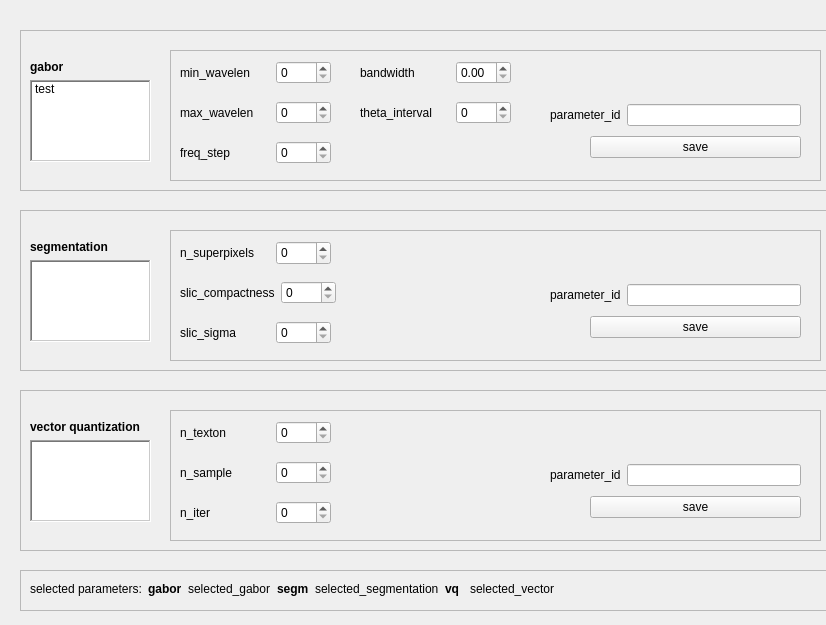
First picture: the form in visualization/param_settings_v2.ui, repository mistycheney/MouseBrainAtlas, before the edit.
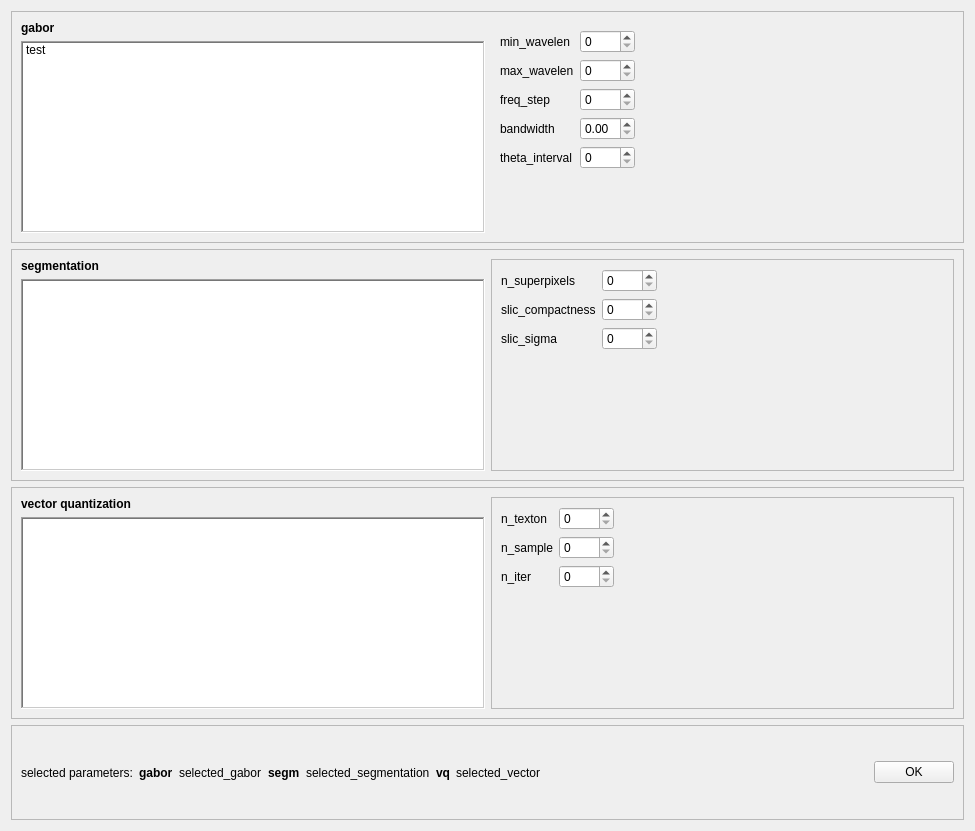
Second picture: the form after the edit.

Patch:
```diff
--- a/visualization/param_settings_v2.ui
+++ b/visualization/param_settings_v2.ui
@@ -6,8 +6,8 @@
    <rect>
     <x>0</x>
     <y>0</y>
-    <width>826</width>
-    <height>625</height>
+    <width>975</width>
+    <height>831</height>
    </rect>
   </property>
   <property name="font">
@@ -19,57 +19,77 @@
   <property name="windowTitle">
    <string>Parameter Set Settings</string>
   </property>
-  <widget class="QFrame" name="frame_2">
-   <property name="geometry">
-    <rect>
-     <x>20</x>
-     <y>30</y>
-     <width>811</width>
-     <height>161</height>
-    </rect>
-   </property>
+  <layout class="QVBoxLayout" name="verticalLayout">
+   <item>
+    <widget class="QFrame" name="gaborFrame">
    <property name="frameShape">
     <enum>QFrame::StyledPanel</enum>
    </property>
    <property name="frameShadow">
     <enum>QFrame::Raised</enum>
    </property>
-   <widget class="QFrame" name="frame">
-    <property name="geometry">
-     <rect>
-      <x>150</x>
-      <y>20</y>
-      <width>651</width>
-      <height>131</height>
-     </rect>
-    </property>
+     <layout class="QHBoxLayout" name="horizontalLayout_24">
+      <item>
+       <layout class="QVBoxLayout" name="gaborListLayout">
+        <item>
+         <widget class="QLabel" name="label">
+          <property name="font">
+           <font>
+            <weight>75</weight>
+            <bold>true</bold>
+           </font>
+          </property>
+          <property name="text">
+           <string>gabor</string>
+          </property>
+          <property name="textFormat">
+           <enum>Qt::AutoText</enum>
+          </property>
+         </widget>
+        </item>
+        <item>
+         <widget class="QListWidget" name="list_gabor">
+          <property name="sizePolicy">
+           <sizepolicy hsizetype="Preferred" vsizetype="Preferred">
+            <horstretch>0</horstretch>
+            <verstretch>0</verstretch>
+           </sizepolicy>
+          </property>
+          <property name="contextMenuPolicy">
+           <enum>Qt::DefaultContextMenu</enum>
+          </property>
     <property name="frameShape">
-     <enum>QFrame::StyledPanel</enum>
-    </property>
-    <property name="frameShadow">
-     <enum>QFrame::Raised</enum>
-    </property>
-    <property name="lineWidth">
-     <number>28</number>
-    </property>
-    <widget class="QWidget" name="layoutWidget">
-     <property name="geometry">
-      <rect>
-       <x>10</x>
-       <y>10</y>
-       <width>151</width>
-       <height>26</height>
-      </rect>
-     </property>
-     <layout class="QHBoxLayout" name="horizontalLayout_7">
+           <enum>QFrame::WinPanel</enum>
+          </property>
+          <property name="editTriggers">
+           <set>QAbstractItemView::SelectedClicked</set>
+          </property>
+          <property name="showDropIndicator" stdset="0">
+           <bool>false</bool>
+          </property>
+          <property name="selectionMode">
+           <enum>QAbstractItemView::SingleSelection</enum>
+          </property>
       <item>
+           <property name="text">
+            <string>test</string>
+           </property>
+          </item>
+         </widget>
+        </item>
+       </layout>
+      </item>
+      <item>
+       <widget class="QFrame" name="formFrame">
+        <layout class="QFormLayout" name="formLayout">
+         <item row="0" column="0">
        <widget class="QLabel" name="label_2">
         <property name="text">
          <string>min_wavelen</string>
         </property>
        </widget>
       </item>
-      <item>
+         <item row="0" column="1">
        <widget class="QSpinBox" name="spinBox_min_wavelen">
         <property name="maximumSize">
          <size>
@@ -82,122 +102,74 @@
         </property>
        </widget>
       </item>
-     </layout>
-    </widget>
-    <widget class="QWidget" name="layoutWidget">
-     <property name="geometry">
-      <rect>
-       <x>10</x>
-       <y>50</y>
-       <width>151</width>
-       <height>26</height>
-      </rect>
-     </property>
-     <layout class="QHBoxLayout" name="horizontalLayout_6">
-      <item>
+         <item row="1" column="0">
        <widget class="QLabel" name="label_3">
         <property name="text">
          <string>max_wavelen</string>
         </property>
        </widget>
       </item>
-      <item>
-       <widget class="QSpinBox" name="spinBox_max_wavelen">
-        <property name="maximumSize">
-         <size>
-          <width>55</width>
-          <height>16777215</height>
-         </size>
-        </property>
-        <property name="maximum">
-         <number>9999</number>
-        </property>
-       </widget>
-      </item>
-     </layout>
-    </widget>
-    <widget class="QWidget" name="layoutWidget">
-     <property name="geometry">
-      <rect>
-       <x>10</x>
-       <y>90</y>
-       <width>151</width>
-       <height>26</height>
-      </rect>
-     </property>
-     <layout class="QHBoxLayout" name="horizontalLayout_5">
-      <item>
+         <item row="2" column="0">
        <widget class="QLabel" name="label_4">
         <property name="text">
          <string>freq_step</string>
         </property>
        </widget>
       </item>
-      <item>
-       <widget class="QSpinBox" name="spinBox_freq_step">
-        <property name="maximumSize">
-         <size>
-          <width>55</width>
-          <height>16777215</height>
-         </size>
-        </property>
-        <property name="maximum">
-         <number>9999</number>
-        </property>
-       </widget>
-      </item>
-     </layout>
-    </widget>
-    <widget class="QWidget" name="layoutWidget">
-     <property name="geometry">
-      <rect>
-       <x>190</x>
-       <y>10</y>
-       <width>151</width>
-       <height>26</height>
-      </rect>
-     </property>
-     <layout class="QHBoxLayout" name="horizontalLayout_3">
-      <item>
+         <item row="3" column="0">
        <widget class="QLabel" name="label_6">
         <property name="text">
          <string>bandwidth</string>
         </property>
        </widget>
       </item>
-      <item>
-       <widget class="QDoubleSpinBox" name="spinBox_bandwidth">
-        <property name="maximumSize">
-         <size>
-          <width>55</width>
-          <height>16777215</height>
-         </size>
-        </property>
-        <property name="maximum">
-         <double>9999.989999999999782</double>
-        </property>
-       </widget>
-      </item>
-     </layout>
-    </widget>
-    <widget class="QWidget" name="layoutWidget">
-     <property name="geometry">
-      <rect>
-       <x>190</x>
-       <y>50</y>
-       <width>151</width>
-       <height>26</height>
-      </rect>
-     </property>
-     <layout class="QHBoxLayout" name="horizontalLayout_4">
-      <item>
+         <item row="4" column="0">
        <widget class="QLabel" name="label_5">
         <property name="text">
          <string>theta_interval</string>
         </property>
        </widget>
       </item>
-      <item>
+         <item row="1" column="1">
+          <widget class="QSpinBox" name="spinBox_max_wavelen">
+           <property name="maximumSize">
+            <size>
+             <width>55</width>
+             <height>16777215</height>
+            </size>
+           </property>
+           <property name="maximum">
+            <number>9999</number>
+           </property>
+          </widget>
+         </item>
+         <item row="2" column="1">
+          <widget class="QSpinBox" name="spinBox_freq_step">
+           <property name="maximumSize">
+            <size>
+             <width>55</width>
+             <height>16777215</height>
+            </size>
+           </property>
+           <property name="maximum">
+            <number>9999</number>
+           </property>
+          </widget>
+         </item>
+         <item row="3" column="1">
+          <widget class="QDoubleSpinBox" name="spinBox_bandwidth">
+           <property name="maximumSize">
+            <size>
+             <width>55</width>
+             <height>16777215</height>
+            </size>
+           </property>
+           <property name="maximum">
+            <double>9999.989999999999782</double>
+           </property>
+          </widget>
+         </item>
+         <item row="4" column="1">
        <widget class="QSpinBox" name="spinBox_theta_interval">
         <property name="maximumSize">
          <size>
@@ -212,72 +184,23 @@
       </item>
      </layout>
     </widget>
-    <widget class="QWidget" name="layoutWidget_2">
-     <property name="geometry">
-      <rect>
-       <x>380</x>
-       <y>50</y>
-       <width>251</width>
-       <height>63</height>
-      </rect>
-     </property>
-     <layout class="QVBoxLayout" name="verticalLayout_3">
-      <item>
-       <layout class="QHBoxLayout" name="horizontalLayout_9">
-        <item>
-         <widget class="QLabel" name="label_10">
-          <property name="text">
-           <string>parameter_id</string>
-          </property>
-         </widget>
-        </item>
-        <item>
-         <widget class="QLineEdit" name="name_gabor"/>
-        </item>
-       </layout>
+      </item>
+     </layout>
+    </widget>
       </item>
       <item>
-       <layout class="QHBoxLayout" name="horizontalLayout_10">
-        <item>
-         <spacer name="horizontalSpacer_2">
-          <property name="orientation">
-           <enum>Qt::Horizontal</enum>
-          </property>
-          <property name="sizeType">
-           <enum>QSizePolicy::Preferred</enum>
-          </property>
-          <property name="sizeHint" stdset="0">
-           <size>
-            <width>40</width>
-            <height>20</height>
-           </size>
-          </property>
-         </spacer>
-        </item>
+    <widget class="QFrame" name="segmFrame">
+     <property name="frameShape">
+      <enum>QFrame::StyledPanel</enum>
+     </property>
+     <property name="frameShadow">
+      <enum>QFrame::Raised</enum>
+     </property>
+     <layout class="QHBoxLayout" name="horizontalLayout_21">
         <item>
-         <widget class="QPushButton" name="save_gabor">
-          <property name="text">
-           <string>save</string>
-          </property>
-         </widget>
-        </item>
-       </layout>
-      </item>
-     </layout>
-    </widget>
-   </widget>
-   <widget class="QWidget" name="layoutWidget">
-    <property name="geometry">
-     <rect>
-      <x>10</x>
-      <y>30</y>
-      <width>121</width>
-      <height>102</height>
-     </rect>
-    </property>
-    <layout class="QVBoxLayout" name="verticalLayout_4">
+       <layout class="QVBoxLayout" name="segListLayout">
      <item>
-      <widget class="QLabel" name="label">
+         <widget class="QLabel" name="label_14">
        <property name="font">
         <font>
          <weight>75</weight>
@@ -285,7 +208,7 @@
         </font>
        </property>
        <property name="text">
-        <string>gabor</string>
+           <string>segmentation</string>
        </property>
        <property name="textFormat">
         <enum>Qt::AutoText</enum>
@@ -293,9 +216,12 @@
       </widget>
      </item>
      <item>
-      <widget class="QListWidget" name="list_gabor">
-       <property name="contextMenuPolicy">
-        <enum>Qt::DefaultContextMenu</enum>
+         <widget class="QListWidget" name="segm_list">
+          <property name="sizePolicy">
+           <sizepolicy hsizetype="Preferred" vsizetype="Preferred">
+            <horstretch>0</horstretch>
+            <verstretch>0</verstretch>
+           </sizepolicy>
        </property>
        <property name="frameShape">
         <enum>QFrame::WinPanel</enum>
@@ -306,43 +232,12 @@
        <property name="showDropIndicator" stdset="0">
         <bool>false</bool>
        </property>
-       <property name="selectionMode">
-        <enum>QAbstractItemView::SingleSelection</enum>
-       </property>
-       <item>
-        <property name="text">
-         <string>test</string>
-        </property>
-       </item>
       </widget>
      </item>
     </layout>
-   </widget>
-  </widget>
-  <widget class="QFrame" name="frame_3">
-   <property name="geometry">
-    <rect>
-     <x>20</x>
-     <y>210</y>
-     <width>811</width>
-     <height>161</height>
-    </rect>
-   </property>
-   <property name="frameShape">
-    <enum>QFrame::StyledPanel</enum>
-   </property>
-   <property name="frameShadow">
-    <enum>QFrame::Raised</enum>
-   </property>
+      </item>
+      <item>
    <widget class="QFrame" name="frame_4">
-    <property name="geometry">
-     <rect>
-      <x>150</x>
-      <y>20</y>
-      <width>651</width>
-      <height>131</height>
-     </rect>
-    </property>
     <property name="frameShape">
      <enum>QFrame::StyledPanel</enum>
     </property>
@@ -352,29 +247,20 @@
     <property name="lineWidth">
      <number>28</number>
     </property>
-    <widget class="QWidget" name="layoutWidget">
-     <property name="geometry">
-      <rect>
-       <x>10</x>
-       <y>10</y>
-       <width>151</width>
-       <height>26</height>
-      </rect>
-     </property>
-     <layout class="QHBoxLayout" name="horizontalLayout_8">
-      <item>
+        <layout class="QFormLayout" name="formLayout_2">
+         <item row="0" column="0">
        <widget class="QLabel" name="label_7">
         <property name="text">
          <string>n_superpixels</string>
         </property>
        </widget>
       </item>
-      <item>
+         <item row="0" column="1">
        <widget class="QSpinBox" name="spinBox_n_superpixels">
         <property name="maximumSize">
          <size>
           <width>55</width>
-          <height>24</height>
+             <height>27</height>
          </size>
         </property>
         <property name="maximum">
@@ -382,31 +268,19 @@
         </property>
        </widget>
       </item>
-     </layout>
-    </widget>
-    <widget class="QWidget" name="layoutWidget_3">
-     <property name="geometry">
-      <rect>
-       <x>10</x>
-       <y>50</y>
-       <width>156</width>
-       <height>26</height>
-      </rect>
-     </property>
-     <layout class="QHBoxLayout" name="horizontalLayout_11">
-      <item>
+         <item row="1" column="0">
        <widget class="QLabel" name="label_8">
         <property name="text">
          <string>slic_compactness</string>
         </property>
        </widget>
       </item>
-      <item>
+         <item row="1" column="1">
        <widget class="QSpinBox" name="spinBox_slic_compactness">
-        <property name="baseSize">
+           <property name="maximumSize">
          <size>
-          <width>3</width>
-          <height>5</height>
+             <width>55</width>
+             <height>27</height>
          </size>
         </property>
         <property name="maximum">
@@ -414,26 +288,14 @@
         </property>
        </widget>
       </item>
-     </layout>
-    </widget>
-    <widget class="QWidget" name="layoutWidget_4">
-     <property name="geometry">
-      <rect>
-       <x>10</x>
-       <y>90</y>
-       <width>151</width>
-       <height>26</height>
-      </rect>
-     </property>
-     <layout class="QHBoxLayout" name="horizontalLayout_12">
-      <item>
+         <item row="2" column="0">
        <widget class="QLabel" name="label_9">
         <property name="text">
          <string>slic_sigma</string>
         </property>
        </widget>
       </item>
-      <item>
+         <item row="2" column="1">
        <widget class="QSpinBox" name="spinBox_slic_sigma">
         <property name="maximumSize">
          <size>
@@ -448,72 +310,29 @@
       </item>
      </layout>
     </widget>
-    <widget class="QWidget" name="layoutWidget_7">
-     <property name="geometry">
-      <rect>
-       <x>380</x>
-       <y>50</y>
-       <width>251</width>
-       <height>63</height>
-      </rect>
-     </property>
-     <layout class="QVBoxLayout" name="verticalLayout_5">
-      <item>
-       <layout class="QHBoxLayout" name="horizontalLayout_15">
-        <item>
-         <widget class="QLabel" name="label_13">
-          <property name="text">
-           <string>parameter_id</string>
-          </property>
-         </widget>
-        </item>
-        <item>
-         <widget class="QLineEdit" name="name_segm"/>
-        </item>
-       </layout>
+      </item>
+     </layout>
+    </widget>
       </item>
       <item>
-       <layout class="QHBoxLayout" name="horizontalLayout_16">
-        <item>
-         <spacer name="horizontalSpacer_3">
-          <property name="orientation">
-           <enum>Qt::Horizontal</enum>
-          </property>
-          <property name="sizeType">
-           <enum>QSizePolicy::Preferred</enum>
-          </property>
-          <property name="sizeHint" stdset="0">
-           <size>
-            <width>40</width>
-            <height>20</height>
-           </size>
-          </property>
-         </spacer>
-        </item>
+    <widget class="QFrame" name="vqFrame">
+     <property name="frameShape">
+      <enum>QFrame::StyledPanel</enum>
+     </property>
+     <property name="frameShadow">
+      <enum>QFrame::Raised</enum>
+     </property>
+     <layout class="QHBoxLayout" name="horizontalLayout_20">
         <item>
-         <widget class="QPushButton" name="save_segm">
-          <property name="text">
-           <string>save</string>
-          </property>
-         </widget>
-        </item>
-       </layout>
-      </item>
-     </layout>
-    </widget>
-   </widget>
-   <widget class="QWidget" name="layoutWidget_8">
-    <property name="geometry">
-     <rect>
-      <x>10</x>
-      <y>30</y>
-      <width>121</width>
-      <height>102</height>
-     </rect>
-    </property>
-    <layout class="QVBoxLayout" name="verticalLayout_6">
+       <layout class="QVBoxLayout" name="verticalLayout_8">
      <item>
-      <widget class="QLabel" name="label_14">
+         <widget class="QLabel" name="label_21">
+          <property name="sizePolicy">
+           <sizepolicy hsizetype="Preferred" vsizetype="Preferred">
+            <horstretch>0</horstretch>
+            <verstretch>0</verstretch>
+           </sizepolicy>
+          </property>
        <property name="font">
         <font>
          <weight>75</weight>
@@ -521,7 +340,7 @@
         </font>
        </property>
        <property name="text">
-        <string>segmentation</string>
+           <string>vector quantization</string>
        </property>
        <property name="textFormat">
         <enum>Qt::AutoText</enum>
@@ -529,7 +348,13 @@
       </widget>
      </item>
      <item>
-      <widget class="QListWidget" name="list_segm">
+         <widget class="QListWidget" name="list_vq">
+          <property name="sizePolicy">
+           <sizepolicy hsizetype="Preferred" vsizetype="Preferred">
+            <horstretch>0</horstretch>
+            <verstretch>0</verstretch>
+           </sizepolicy>
+          </property>
        <property name="frameShape">
         <enum>QFrame::WinPanel</enum>
        </property>
@@ -542,32 +367,9 @@
       </widget>
      </item>
     </layout>
-   </widget>
-  </widget>
-  <widget class="QFrame" name="frame_5">
-   <property name="geometry">
-    <rect>
-     <x>20</x>
-     <y>390</y>
-     <width>811</width>
-     <height>161</height>
-    </rect>
-   </property>
-   <property name="frameShape">
-    <enum>QFrame::StyledPanel</enum>
-   </property>
-   <property name="frameShadow">
-    <enum>QFrame::Raised</enum>
-   </property>
+      </item>
+      <item>
    <widget class="QFrame" name="frame_6">
-    <property name="geometry">
-     <rect>
-      <x>150</x>
-      <y>20</y>
-      <width>651</width>
-      <height>131</height>
-     </rect>
-    </property>
     <property name="frameShape">
      <enum>QFrame::StyledPanel</enum>
     </property>
@@ -577,24 +379,15 @@
     <property name="lineWidth">
      <number>28</number>
     </property>
-    <widget class="QWidget" name="layoutWidget_9">
-     <property name="geometry">
-      <rect>
-       <x>10</x>
-       <y>10</y>
-       <width>151</width>
-       <height>26</height>
-      </rect>
-     </property>
-     <layout class="QHBoxLayout" name="horizontalLayout_17">
-      <item>
+        <layout class="QFormLayout" name="formLayout_3">
+         <item row="0" column="0">
        <widget class="QLabel" name="label_15">
         <property name="text">
          <string>n_texton</string>
         </property>
        </widget>
       </item>
-      <item>
+         <item row="0" column="1">
        <widget class="QSpinBox" name="spinBox_n_texton">
         <property name="maximumSize">
          <size>
@@ -607,26 +400,14 @@
         </property>
        </widget>
       </item>
-     </layout>
-    </widget>
-    <widget class="QWidget" name="layoutWidget_10">
-     <property name="geometry">
-      <rect>
-       <x>10</x>
-       <y>50</y>
-       <width>151</width>
-       <height>26</height>
-      </rect>
-     </property>
-     <layout class="QHBoxLayout" name="horizontalLayout_18">
-      <item>
+         <item row="1" column="0">
        <widget class="QLabel" name="label_16">
         <property name="text">
          <string>n_sample</string>
         </property>
        </widget>
       </item>
-      <item>
+         <item row="1" column="1">
        <widget class="QSpinBox" name="spinBox_n_sample">
         <property name="maximumSize">
          <size>
@@ -639,26 +420,14 @@
         </property>
        </widget>
       </item>
-     </layout>
-    </widget>
-    <widget class="QWidget" name="layoutWidget_11">
-     <property name="geometry">
-      <rect>
-       <x>10</x>
-       <y>90</y>
-       <width>151</width>
-       <height>26</height>
-      </rect>
-     </property>
-     <layout class="QHBoxLayout" name="horizontalLayout_19">
-      <item>
+         <item row="2" column="0">
        <widget class="QLabel" name="label_17">
         <property name="text">
          <string>n_iter</string>
         </property>
        </widget>
       </item>
-      <item>
+         <item row="2" column="1">
        <widget class="QSpinBox" name="spinBox_n_iter">
         <property name="maximumSize">
          <size>
@@ -673,123 +442,20 @@
       </item>
      </layout>
     </widget>
-    <widget class="QWidget" name="layoutWidget_14">
-     <property name="geometry">
-      <rect>
-       <x>380</x>
-       <y>50</y>
-       <width>251</width>
-       <height>63</height>
-      </rect>
-     </property>
-     <layout class="QVBoxLayout" name="verticalLayout_7">
-      <item>
-       <layout class="QHBoxLayout" name="horizontalLayout_22">
-        <item>
-         <widget class="QLabel" name="label_20">
-          <property name="text">
-           <string>parameter_id</string>
-          </property>
-         </widget>
-        </item>
-        <item>
-         <widget class="QLineEdit" name="name_vq"/>
-        </item>
-       </layout>
-      </item>
-      <item>
-       <layout class="QHBoxLayout" name="horizontalLayout_23">
-        <item>
-         <spacer name="horizontalSpacer_4">
-          <property name="orientation">
-           <enum>Qt::Horizontal</enum>
-          </property>
-          <property name="sizeType">
-           <enum>QSizePolicy::Preferred</enum>
-          </property>
-          <property name="sizeHint" stdset="0">
-           <size>
-            <width>40</width>
-            <height>20</height>
-           </size>
-          </property>
-         </spacer>
-        </item>
-        <item>
-         <widget class="QPushButton" name="save_vq">
-          <property name="text">
-           <string>save</string>
-          </property>
-         </widget>
-        </item>
-       </layout>
-      </item>
-     </layout>
-    </widget>
-   </widget>
-   <widget class="QWidget" name="layoutWidget_15">
-    <property name="geometry">
-     <rect>
-      <x>10</x>
-      <y>30</y>
-      <width>121</width>
-      <height>102</height>
-     </rect>
-    </property>
-    <layout class="QVBoxLayout" name="verticalLayout_8">
+      </item>
+     </layout>
+    </widget>
+   </item>
      <item>
-      <widget class="QLabel" name="label_21">
-       <property name="font">
-        <font>
-         <weight>75</weight>
-         <bold>true</bold>
-        </font>
-       </property>
-       <property name="text">
-        <string>vector quantization</string>
-       </property>
-       <property name="textFormat">
-        <enum>Qt::AutoText</enum>
-       </property>
-      </widget>
-     </item>
-     <item>
-      <widget class="QListWidget" name="list_vq">
-       <property name="frameShape">
-        <enum>QFrame::WinPanel</enum>
-       </property>
-       <property name="showDropIndicator" stdset="0">
-        <bool>false</bool>
-       </property>
-      </widget>
-     </item>
-    </layout>
-   </widget>
-  </widget>
-  <widget class="QFrame" name="frame_7">
-   <property name="geometry">
-    <rect>
-     <x>20</x>
-     <y>570</y>
-     <width>811</width>
-     <height>41</height>
-    </rect>
-   </property>
+    <widget class="QFrame" name="bottomLayout">
    <property name="frameShape">
     <enum>QFrame::StyledPanel</enum>
    </property>
    <property name="frameShadow">
     <enum>QFrame::Raised</enum>
    </property>
-   <widget class="QWidget" name="layoutWidget">
-    <property name="geometry">
-     <rect>
-      <x>10</x>
-      <y>10</y>
-      <width>524</width>
-      <height>18</height>
-     </rect>
-    </property>
+     <layout class="QHBoxLayout" name="horizontalLayout_25">
+      <item>
     <layout class="QHBoxLayout" name="horizontalLayout_14">
      <item>
       <widget class="QLabel" name="label_11">
@@ -871,8 +537,31 @@
       </layout>
      </item>
     </layout>
-   </widget>
-  </widget>
+      </item>
+      <item>
+       <spacer name="horizontalSpacer">
+        <property name="orientation">
+         <enum>Qt::Horizontal</enum>
+        </property>
+        <property name="sizeHint" stdset="0">
+         <size>
+          <width>40</width>
+          <height>20</height>
+         </size>
+        </property>
+       </spacer>
+      </item>
+      <item>
+       <widget class="QPushButton" name="okButton">
+        <property name="text">
+         <string>OK</string>
+        </property>
+       </widget>
+      </item>
+     </layout>
+    </widget>
+   </item>
+  </layout>
  </widget>
  <resources/>
  <connections>
```
Left out of the diff: 37 changed lines with no effect on the pictures. Lines whose indentation alone changed are shown as unchanged.
